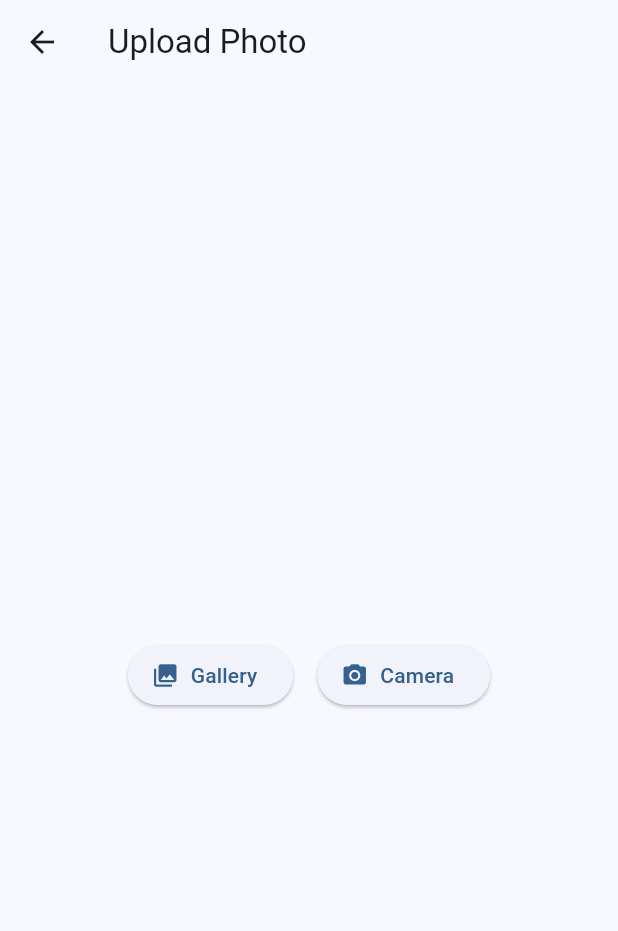
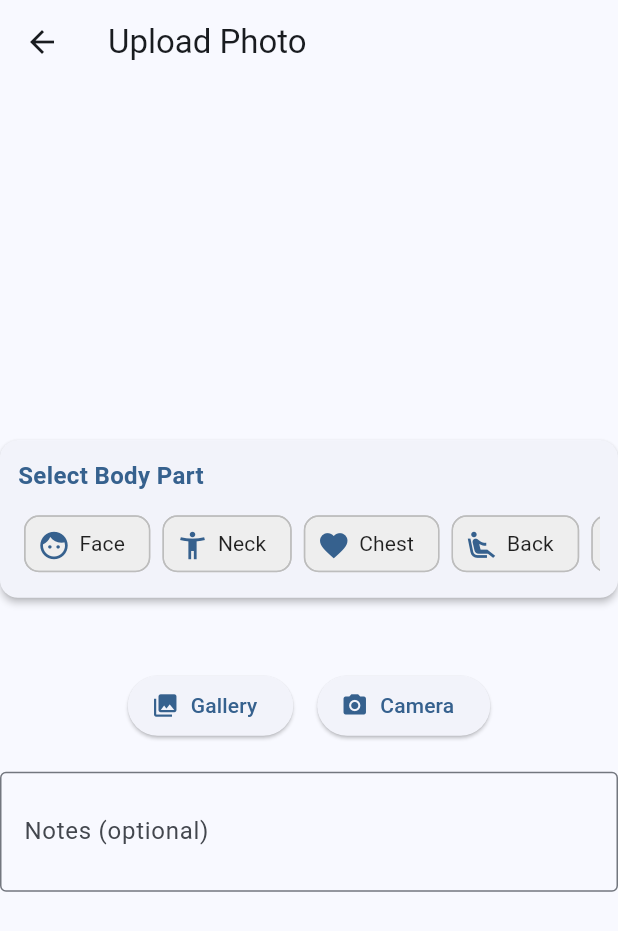
Before and after one commit to izhaan-s/Zeema, a Flutter app: the PhotoUploadScreen screen opened by its route, on a phone screen of 412 x 824 dp. Shown: the top 931 px of the screen. Run offline on Flutter 3.47's test engine with Material 3 defaults, Android fonts, the phone set to English and light mode, and no system bars; our stand-ins replace drift, image_picker, supabase_flutter; accounts and stored records are empty; generated files the repository leaves out were written again.

Commit message:
Refactored photo upload screen + imported widgets

```diff
--- a/eczema_health/lib/features/photo_tracking/screens/photo_upload_screen.dart
+++ b/eczema_health/lib/features/photo_tracking/screens/photo_upload_screen.dart
@@ -2,6 +2,9 @@ import 'dart:io';
 import 'package:flutter/material.dart';
 import 'package:image_picker/image_picker.dart';
 import '../../../data/repositories/cloud/photo_repository.dart';
+import '../widgets/body_part_selector.dart';
+import '../widgets/image_picker_section.dart';
+import '../widgets/notes_input.dart';
 
 class PhotoUploadScreen extends StatefulWidget {
   const PhotoUploadScreen({super.key});
@@ -79,35 +82,20 @@ class _PhotoUploadScreenState extends State<PhotoUploadScreen> {
         child: Column(
           mainAxisAlignment: MainAxisAlignment.center,
           children: [
-            if (_selectedImage != null)
-              ClipRRect(
-                borderRadius: BorderRadius.circular(12),
-                child: Image.file(
-                  _selectedImage!,
-                  height: 200,
-                  width: 200,
-                  fit: BoxFit.cover,
-                ),
-              ),
+            BodyPartSelector(
+              selectedBodyPart: _selectedBodyPart,
+              onSelected: (bodyPart) =>
+                  setState(() => _selectedBodyPart = bodyPart),
+            ),
             const SizedBox(height: 20),
-            Row(
-              mainAxisAlignment: MainAxisAlignment.center,
-              children: [
-                ElevatedButton.icon(
-                  onPressed:
-                      _isLoading ? null : () => _pickImage(ImageSource.gallery),
-                  icon: const Icon(Icons.photo_library),
-                  label: const Text('Gallery'),
-                ),
-                const SizedBox(width: 16),
-                ElevatedButton.icon(
-                  onPressed:
-                      _isLoading ? null : () => _pickImage(ImageSource.camera),
-                  icon: const Icon(Icons.camera_alt),
-                  label: const Text('Camera'),
-                ),
-              ],
+            ImagePickerSection(
+              selectedImage: _selectedImage,
+              isLoading: _isLoading,
+              onPickGallery: () => _pickImage(ImageSource.gallery),
+              onPickCamera: () => _pickImage(ImageSource.camera),
             ),
+            const SizedBox(height: 20),
+            NotesInput(controller: _notesController),
           ],
         ),
       ),
```
Also changed, not shown: eczema_health/lib/navigation/app_router.dart (line endings or trailing spaces).
